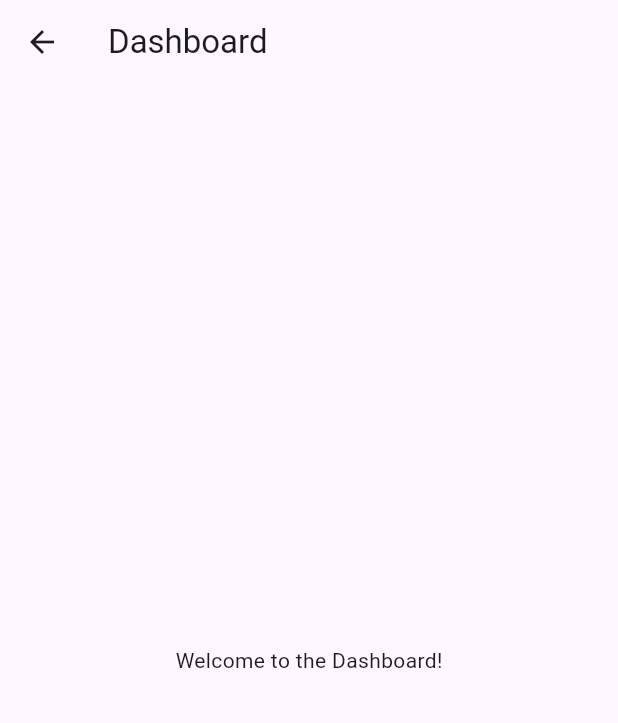
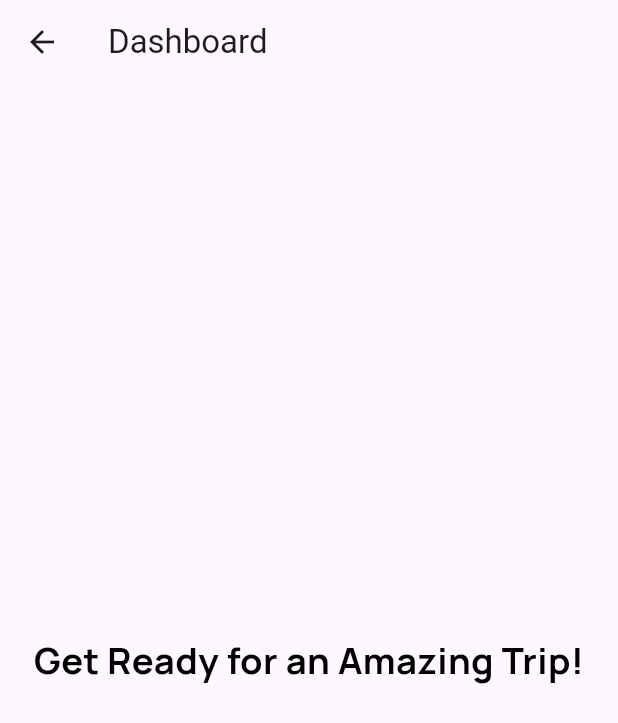
Before and after one commit to swarnaliiiiii/lokus, a Flutter app: the Dashboardscreen screen opened directly, on a phone screen of 412 x 824 dp. Shown: the top 723 px of the screen. Run offline on Flutter 3.47's test engine with Material 3 defaults, Android fonts, the phone set to English and light mode, and no system bars; our stand-ins replace flutter_dotenv, flutter_gemini, flutter_screenutil, get, google_fonts.

```diff
--- a/lib/screens/search_prop/searchbox.dart
+++ b/lib/screens/search_prop/searchbox.dart
@@ -29,7 +29,7 @@ class SearchBar extends StatelessWidget {
           height: 48.h,
           width: 48.w,
           decoration: BoxDecoration(
-           color: Colors.orange, // Match the orange color in your image
+           color: Colors.orange,
            borderRadius: BorderRadius.circular(8.0),
          ),
          child: IconButton(
@@ -37,7 +37,7 @@ class SearchBar extends StatelessWidget {
            onPressed: () async {
              final searchController = Get.find<mysearch.SearchController>();
              final placeListController = Get.find<PlaceListController>();
-             String query = ''; // Replace with actual query input
+             String query = '';
              await searchController.search(query);
              if (searchController.searchResults.isNotEmpty) {
                placeListController.placelist.value = searchController.searchResults;
--- a/lib/screens/splash/dashboard/dashboardscreen.dart
+++ b/lib/screens/splash/dashboard/dashboardscreen.dart
@@ -1,5 +1,8 @@
 import 'package:flutter/material.dart';
 import 'package:flutter_screenutil/flutter_screenutil.dart';
+import 'package:lokus/screens/search_prop/searchbox.dart';
+import 'package:google_fonts/google_fonts.dart';
+
 
 
 class Dashboardscreen extends StatefulWidget {
@@ -17,7 +20,14 @@ class _DashboardscreenState extends State<Dashboardscreen> {
         title: Text('Dashboard'),
       ),
       body: Center(
-        child: Text('Welcome to the Dashboard!'),
+        child: Text('Get Ready for an Amazing Trip!',
+          style: GoogleFonts.manrope(
+            fontSize: 24.sp,
+            fontWeight: FontWeight.bold,
+            color: Colors.black,
+          ),
+         ),
+
       ),
     );
   }
```
Also changed, not shown: lib/widgets/search_bar.dart (added, +38 -0 lines).
